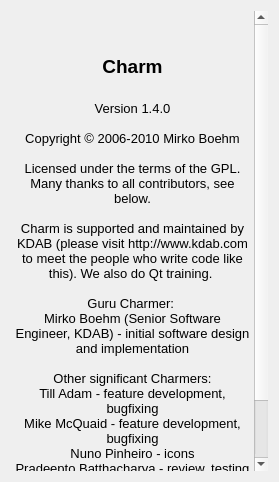
Qt form Charm/CharmAboutDialog.ui (KDAB/Charm) before a commit.
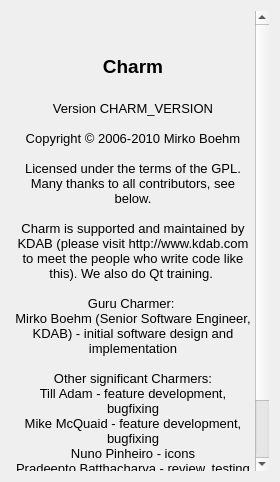
The same form after that commit. Icons and pictures are not drawn.

Commit message: Set version strings in one place in CMake and allow overriding.

The edit to the form file:
```diff
--- a/Charm/CharmAboutDialog.ui
+++ b/Charm/CharmAboutDialog.ui
@@ -6,7 +6,7 @@
    <rect>
     <x>0</x>
     <y>0</y>
-    <width>279</width>
+    <width>280</width>
     <height>482</height>
    </rect>
   </property>
@@ -68,7 +68,7 @@
 &lt;p align=&quot;center&quot; style=&quot;-qt-paragraph-type:empty; margin-top:0px; margin-bottom:0px; margin-left:0px; margin-right:0px; -qt-block-indent:0; text-indent:0px;&quot;&gt;&lt;/p&gt;
 &lt;p align=&quot;center&quot; style=&quot; margin-top:0px; margin-bottom:0px; margin-left:0px; margin-right:0px; -qt-block-indent:0; text-indent:0px;&quot;&gt;&lt;span style=&quot; font-size:14pt; font-weight:600;&quot;&gt;Charm&lt;/span&gt;&lt;/p&gt;
 &lt;p align=&quot;center&quot; style=&quot;-qt-paragraph-type:empty; margin-top:0px; margin-bottom:0px; margin-left:0px; margin-right:0px; -qt-block-indent:0; text-indent:0px; font-size:14pt; font-weight:600;&quot;&gt;&lt;/p&gt;
-&lt;p align=&quot;center&quot; style=&quot; margin-top:0px; margin-bottom:0px; margin-left:0px; margin-right:0px; -qt-block-indent:0; text-indent:0px;&quot;&gt;&lt;span style=&quot; font-size:10pt;&quot;&gt;Version 1.4.0&lt;/span&gt;&lt;/p&gt;
+&lt;p align=&quot;center&quot; style=&quot; margin-top:0px; margin-bottom:0px; margin-left:0px; margin-right:0px; -qt-block-indent:0; text-indent:0px;&quot;&gt;&lt;span style=&quot; font-size:10pt;&quot;&gt;Version CHARM_VERSION&lt;/span&gt;&lt;/p&gt;
 &lt;p align=&quot;center&quot; style=&quot;-qt-paragraph-type:empty; margin-top:0px; margin-bottom:0px; margin-left:0px; margin-right:0px; -qt-block-indent:0; text-indent:0px; font-size:10pt;&quot;&gt;&lt;/p&gt;
 &lt;p align=&quot;center&quot; style=&quot; margin-top:0px; margin-bottom:0px; margin-left:0px; margin-right:0px; -qt-block-indent:0; text-indent:0px;&quot;&gt;&lt;span style=&quot; font-size:10pt;&quot;&gt;Copyright © 2006-2010 Mirko Boehm&lt;/span&gt;&lt;/p&gt;
 &lt;p align=&quot;center&quot; style=&quot;-qt-paragraph-type:empty; margin-top:0px; margin-bottom:0px; margin-left:0px; margin-right:0px; -qt-block-indent:0; text-indent:0px; font-size:10pt;&quot;&gt;&lt;/p&gt;
```
The commit also changes 4 other files.
